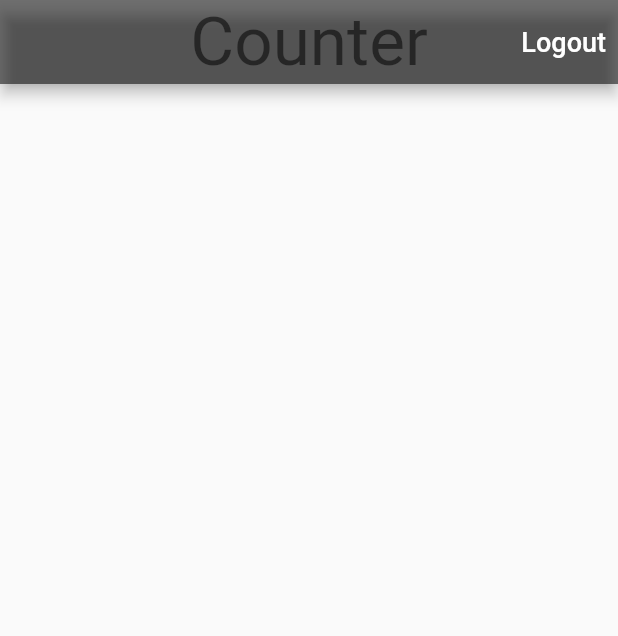
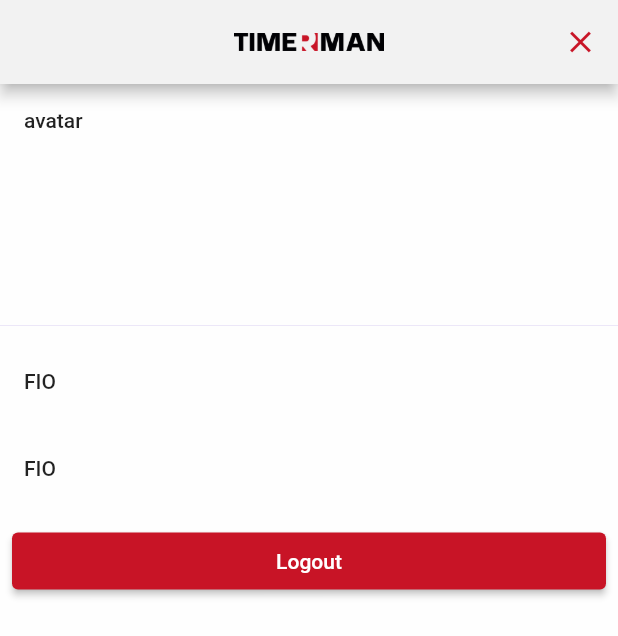
Before and after one commit to aospiridonov/flutter_timerman, a Flutter app: the screen it shows once a user with an empty profile is signed in, with the side drawer open (before the commit the screen has no drawer), on a phone screen of 412 x 824 dp. Shown: the top 636 px of the screen. Run offline on Flutter 3.47's test engine with Material 2 defaults, Android fonts, the phone set to English and light mode, and no system bars; our stand-ins replace bloc, firebase_auth, firebase_core, flutter_bloc, freezed_annotation, google_sign_in; missing offline and left inert: flutter_facebook_auth, flutterfire_ui; accounts and stored records are empty; generated files the repository leaves out were written again; statements that could not run were skipped.

Commit message:
Add bottom navigation bar and drawer

```diff
--- a/lib/app/view/app.dart
+++ b/lib/app/view/app.dart
@@ -5,16 +5,11 @@
 // license that can be found in the LICENSE file or at
 // https://opensource.org/licenses/MIT.
 
-import 'dart:io';
-
 import 'package:flutter/material.dart';
-import 'package:flutter_localizations/flutter_localizations.dart';
+import 'package:flutter_timerman/common/thema.dart';
 import 'package:flutter_timerman/auth/localization/flutter_fire_ui_ru_localizations_delegate.dart';
-import 'package:flutter_timerman/auth/localization/label_overrides.dart';
 import 'package:flutter_timerman/auth/view/auth_gate.dart';
-import 'package:flutter_timerman/counter/counter.dart';
 import 'package:flutter_timerman/l10n/l10n.dart';
-import 'package:flutterfire_ui/auth.dart';
 import 'package:flutterfire_ui/i10n.dart';
 
 class App extends StatelessWidget {
@@ -22,33 +17,9 @@ class App extends StatelessWidget {
 
   @override
   Widget build(BuildContext context) {
-    final String defaultLocale = Platform.localeName;
-
-    print(defaultLocale);
     return MaterialApp(
-      theme: ThemeData(
-        appBarTheme: const AppBarTheme(color: Color(0xFFC81426)),
-        colorScheme: ColorScheme.fromSwatch(
-          accentColor: const Color(0xFFC81426),
-        ),
-        inputDecorationTheme: InputDecorationTheme(
-          border: OutlineInputBorder(
-            borderRadius: BorderRadius.circular(8),
-          ),
-          constraints: const BoxConstraints(maxHeight: 45),
-          //contentPadding: EdgeInsets.zero,
-        ),
-        outlinedButtonTheme: OutlinedButtonThemeData(
-          style: ButtonStyle(
-            padding: MaterialStateProperty.all<EdgeInsets>(
-              const EdgeInsets.all(16),
-            ),
-            backgroundColor:
-                MaterialStateProperty.all<Color>(Color(0xFFC81426)),
-            foregroundColor: MaterialStateProperty.all<Color>(Colors.white),
-          ),
-        ),
-      ),
+      theme: lightTheme,
+      //darkTheme: darkTheme,
       localizationsDelegates: [
         AppLocalizations.delegate,
         GlobalMaterialLocalizations.delegate,
--- a/lib/auth/view/auth_gate.dart
+++ b/lib/auth/view/auth_gate.dart
@@ -30,7 +30,7 @@ class AuthGate extends StatelessWidget {
             headerBuilder: (context, constraints, _) {
               return const HeaderLogo();
             },
-            headerMaxExtent: 250,
+            headerMaxExtent: 220,
             subtitleBuilder: (context, action) {
               return Padding(
                 padding: const EdgeInsets.only(bottom: 1),
@@ -43,10 +43,10 @@ class AuthGate extends StatelessWidget {
             },
             footerBuilder: (context, _) {
               return Padding(
-                padding: EdgeInsets.only(top: 16),
+                padding: const EdgeInsets.only(top: 16),
                 child: Text(
                   l10n.sign_in_term,
-                  style: const TextStyle(color: Colors.grey),
+                  style: const TextStyle(color: Colors.grey, fontSize: 12.0),
                 ),
               );
             },
--- a/lib/auth/view/header_logo.dart
+++ b/lib/auth/view/header_logo.dart
@@ -22,7 +22,7 @@ class HeaderLogo extends StatelessWidget {
           color: const Color.fromRGBO(0, 0, 0, 0.2),
         ),
         Container(
-          margin: EdgeInsets.only(top: 25.0),
+          margin: const EdgeInsets.only(top: 25),
           alignment: Alignment.topCenter,
           child: SizedBox(
             width: 300,
--- /dev/null
+++ b/lib/common/common_widgets/app_bar_title.dart
@@ -0,0 +1,13 @@
+import 'package:flutter/material.dart';
+
+class AppBarTitle extends StatelessWidget {
+  const AppBarTitle({Key? key}) : super(key: key);
+
+  @override
+  Widget build(BuildContext context) {
+    return SizedBox(
+      width: 100,
+      child: Image.asset('assets/images/timerman.png'),
+    );
+  }
+}
--- /dev/null
+++ b/lib/common/thema.dart
@@ -0,0 +1,123 @@
+import 'package:flutter/material.dart';
+
+ThemeData lightTheme = ThemeData(
+  brightness: Brightness.light,
+  visualDensity: const VisualDensity(vertical: 0.5, horizontal: 0.5),
+  primaryColor: const Color(0xffEDD5B3),
+  primaryColorLight: const Color(0x1aF5E0C3),
+  primaryColorDark: const Color(0xff936F3E),
+  canvasColor: Colors.black26.withOpacity(0.1), //nav bar color
+  scaffoldBackgroundColor: const Color(0xffF9F9F9),
+  bottomAppBarColor: const Color(0xff6D42CE),
+  cardColor: const Color(0xaaF5E0C3),
+  dividerColor: const Color(0x1f6D42CE),
+  focusColor: const Color(0x1aF5E0C3),
+  colorScheme: ColorScheme.fromSwatch(
+    primarySwatch: const MaterialColor(
+      0xFFC81426,
+      <int, Color>{
+        50: Color(0x1aF5E0C3),
+        100: Color(0xa1F5E0C3),
+        200: Color(0xaaF5E0C3),
+        300: Color(0xafF5E0C3),
+        400: Color(0xffF5E0C3),
+        500: Color(0xffEDD5B3),
+        600: Color(0xffDEC29B),
+        700: Color(0xffC9A87C),
+        800: Color(0xffB28E5E),
+        900: Color(0xff936F3E)
+      },
+    ),
+  ).copyWith(
+    secondary: const Color(0xff457BE0),
+  ),
+  appBarTheme: const AppBarTheme(
+    color: Color(0xffF2F2F2),
+    centerTitle: true,
+    iconTheme: IconThemeData(
+      color: Color(0xFFC81426),
+    ),
+  ),
+  inputDecorationTheme: InputDecorationTheme(
+    border: OutlineInputBorder(
+      borderRadius: BorderRadius.circular(8),
+    ),
+    //constraints: const BoxConstraints(maxHeight: 45, minHeight: 40),
+    //contentPadding: EdgeInsets.zero,
+  ),
+  outlinedButtonTheme: OutlinedButtonThemeData(
+    style: ButtonStyle(
+      padding: MaterialStateProperty.all<EdgeInsets>(
+        const EdgeInsets.all(15),
+      ),
+      backgroundColor: MaterialStateProperty.all<Color>(
+        const Color(0xFFC81426),
+      ),
+      foregroundColor: MaterialStateProperty.all<Color>(
+        Colors.white,
+      ),
+      textStyle: MaterialStateProperty.all(
+        const TextStyle(
+          fontSize: 18,
+        ),
+      ),
+    ),
+  ),
+);
+
+ThemeData darkTheme = ThemeData(
+    brightness: Brightness.dark,
+    visualDensity: const VisualDensity(vertical: 0.5, horizontal: 0.5),
+    primaryColor: const Color(0xff5D4524),
+    primaryColorLight: const Color(0x1a311F06),
+    primaryColorDark: const Color(0xff936F3E),
+    canvasColor: const Color(0xffE09E45),
+    scaffoldBackgroundColor: const Color(0xffB5BFD3),
+    bottomAppBarColor: const Color(0xff6D42CE),
+    cardColor: const Color(0xaa311F06),
+    dividerColor: const Color(0x1f6D42CE),
+    focusColor: const Color(0x1a311F06),
+    colorScheme: ColorScheme.fromSwatch(
+      primarySwatch: const MaterialColor(
+        0xFFF5E0C3,
+        <int, Color>{
+          50: Color(0x1a5D4524),
+          100: Color(0xa15D4524),
+          200: Color(0xaa5D4524),
+          300: Color(0xaf5D4524),
+          400: Color(0x1a483112),
+          500: Color(0xa1483112),
+          600: Color(0xaa483112),
+          700: Color(0xff483112),
+          800: Color(0xaf2F1E06),
+          900: Color(0xff2F1E06)
+        },
+      ),
+    ).copyWith(secondary: const Color(0xff457BE0)));
+
+ThemeData templateTheme = ThemeData(
+  primaryColor: const Color(0xFFC81426),
+  appBarTheme: const AppBarTheme(color: Colors.black12),
+  colorScheme: ColorScheme.fromSwatch(
+    accentColor: const Color(0xFFC81426),
+  ),
+  inputDecorationTheme: InputDecorationTheme(
+    border: OutlineInputBorder(
+      borderRadius: BorderRadius.circular(8),
+    ),
+    //constraints: const BoxConstraints(maxHeight: 45, minHeight: 40),
+    //contentPadding: EdgeInsets.zero,
+  ),
+  outlinedButtonTheme: OutlinedButtonThemeData(
+    style: ButtonStyle(
+      padding: MaterialStateProperty.all<EdgeInsets>(
+        const EdgeInsets.all(15),
+      ),
+      backgroundColor:
+          MaterialStateProperty.all<Color>(const Color(0xFFC81426)),
+      foregroundColor: MaterialStateProperty.all<Color>(Colors.white),
+      textStyle: MaterialStateProperty.all(const TextStyle(fontSize: 18)),
+    ),
+  ),
+  textTheme: const TextTheme(bodyText2: TextStyle(color: Colors.purple)),
+);
--- a/lib/home/home_page.dart
+++ b/lib/home/home_page.dart
@@ -1,43 +1,90 @@
-import 'package:firebase_auth/firebase_auth.dart';
 import 'package:flutter/material.dart';
-import 'package:flutter_facebook_auth/flutter_facebook_auth.dart';
+import 'package:flutter_timerman/common/common_widgets/app_bar_title.dart';
+import 'package:flutter_timerman/home/view/user_drawer.dart';
 import 'package:flutter_timerman/l10n/l10n.dart';
-import 'package:google_sign_in/google_sign_in.dart';
+import 'package:flutter_timerman/src/feature/events/widget/events_page.dart';
+import 'package:flutter_timerman/src/feature/results/widget/results_page.dart';
 
-class HomePage extends StatelessWidget {
+class HomePage extends StatefulWidget {
   const HomePage({Key? key}) : super(key: key);
 
   @override
-  Future<void> signOut() async {
-    await GoogleSignIn().signOut();
-    await FacebookAuth.instance.logOut();
-    await FirebaseAuth.instance.signOut();
+  State<HomePage> createState() => _HomePageState();
+}
+
+class _HomePageState extends State<HomePage> {
+  List<Widget> _pages = [];
+  int _selectedIndex = 0;
+
+  @override
+  void initState() {
+    _pages = const [
+      EventsPage(),
+      ResultsPage(),
+    ];
+
+    super.initState();
   }
 
   @override
   Widget build(BuildContext context) {
-    final l10n = context.l10n;
     return Scaffold(
       appBar: AppBar(
-        backgroundColor: Colors.black54,
         centerTitle: true,
-        title: Text(
-          l10n.counterAppBarTitle,
-          style: Theme.of(context).textTheme.headline3,
-        ),
-        actions: [
-          TextButton(
-            onPressed: signOut,
-            child: const Text(
-              'Logout',
-              style: TextStyle(
-                color: Colors.white,
-                fontSize: 18.0,
-              ),
+        title: const AppBarTitle(),
+        actions: const [
+          IconButton(
+            onPressed: null,
+            icon: Icon(
+              Icons.notifications_none,
+              //color: Colors.grey,
             ),
+            enableFeedback: false,
           ),
         ],
+        leading: Builder(
+          builder: (context) {
+            return IconButton(
+              icon: const Icon(Icons.menu),
+              onPressed: () {
+                Scaffold.of(context).openDrawer();
+              },
+            );
+          },
+        ),
       ),
+      drawer: const UserDrawer(),
+      bottomNavigationBar: _buildBottomNavigationBar(context),
+      body: _pages[_selectedIndex],
+    );
+  }
+
+  void _selectPage(int index) {
+    setState(() {
+      _selectedIndex = index;
+    });
+  }
+
+  BottomNavigationBar _buildBottomNavigationBar(BuildContext context) {
+    final l10n = context.l10n;
+    return BottomNavigationBar(
+      currentIndex: _selectedIndex,
+      onTap: _selectPage,
+      items: [
+        BottomNavigationBarItem(
+          icon: const Icon(
+            Icons.event,
+          ),
+          label: l10n.events_title,
+        ),
+        BottomNavigationBarItem(
+          icon: const Icon(
+            Icons.bar_chart,
+          ),
+          label: l10n.results_title,
+        ),
+      ],
+      elevation: 0,
     );
   }
 }
--- /dev/null
+++ b/lib/home/view/user_drawer.dart
@@ -0,0 +1,62 @@
+import 'package:firebase_auth/firebase_auth.dart';
+import 'package:flutter/material.dart';
+import 'package:flutter_facebook_auth/flutter_facebook_auth.dart';
+import 'package:flutter_timerman/common/common_widgets/app_bar_title.dart';
+import 'package:google_sign_in/google_sign_in.dart';
+
+class UserDrawer extends StatelessWidget {
+  const UserDrawer({Key? key}) : super(key: key);
+
+  @override
+  Future<void> _signOut() async {
+    await GoogleSignIn().signOut();
+    await FacebookAuth.instance.logOut();
+    await FirebaseAuth.instance.signOut();
+  }
+
+  @override
+  Widget build(BuildContext context) {
+    return Scaffold(
+      appBar: AppBar(
+        centerTitle: true,
+        title: const AppBarTitle(),
+        actions: [
+          IconButton(
+            onPressed: () {
+              Scaffold.of(context).openEndDrawer();
+            },
+            icon: const Icon(
+              Icons.close,
+            ),
+            //color: Colors.black,
+          ),
+        ],
+        automaticallyImplyLeading: false,
+      ),
+      body: Container(
+        color: Colors.white70.withOpacity(0.9),
+        child: ListView(
+          padding: EdgeInsets.zero,
+          children: [
+            const DrawerHeader(
+              child: Text('avatar'),
+            ),
+            const ListTile(
+              title: Text('FIO'),
+            ),
+            const ListTile(
+              title: Text('FIO'),
+            ),
+            Padding(
+              padding: const EdgeInsets.all(8.0),
+              child: ElevatedButton(
+                onPressed: _signOut,
+                child: const Text('Logout'),
+              ),
+            )
+          ],
+        ),
+      ),
+    );
+  }
+}
--- a/lib/l10n/arb/app_en.arb
+++ b/lib/l10n/arb/app_en.arb
@@ -6,5 +6,10 @@
     },
     "welcome_sign_in": "Welcome to FlutterFire UI! Please sign in to continue.",
     "welcome_register" : "Welcome to FlutterFire UI! Please create an account to continue",
-    "sign_in_term" :"By signing in, you agree to our terms and conditions."
+    "sign_in_term" :"By signing in, you agree to our terms and conditions.",
+    "events_title" : "Events",
+    "event_title" : "Event",
+    "about_event" : " About the event",
+    "results_title" : "Results",
+    "my_result_title" : "My results"
 }
--- a/lib/l10n/arb/app_ru.arb
+++ b/lib/l10n/arb/app_ru.arb
@@ -6,5 +6,10 @@
     },
     "welcome_sign_in": "Добро пожаловать! Пожалуйста, войдите, чтобы продолжить.",
     "welcome_register" : "Добро пожаловать! Пожалуйста, создайте учетную запись, чтобы продолжить.",
-    "sign_in_term" :"Выполняя вход, вы соглашаетесь с нашими условиями."
+    "sign_in_term" :"Выполняя вход, вы соглашаетесь с нашими условиями.",
+    "events_title" : "События",
+    "event_title" : "Событие",
+    "about_event" : " О соревновании",
+    "results_title" : "Результаты",
+    "my_result_title" : "Мои результаты"
 }
--- /dev/null
+++ b/lib/src/feature/events/widget/events_page.dart
@@ -0,0 +1,17 @@
+import 'package:flutter/material.dart';
+
+class EventsPage extends StatelessWidget {
+  const EventsPage({Key? key}) : super(key: key);
+
+  @override
+  Widget build(BuildContext context) {
+    return SingleChildScrollView(
+      child: Container(
+        padding: const EdgeInsets.all(8),
+        child: const Text(
+          'events page',
+        ),
+      ),
+    );
+  }
+}
--- a/pubspec.yaml
+++ b/pubspec.yaml
@@ -23,7 +23,8 @@ dependencies:
   freezed_annotation: ^1.1.0
   intl: ^0.17.0
 
-  json_serializable: ^6.1.4
+  json_annotation: ^4.4.0
+
   pull_to_refresh: ^2.0.0
   flutterfire_ui: ^0.3.4
 
@@ -39,6 +40,7 @@ dev_dependencies:
   freezed: ">=1.0.0 <1.1.1"
   mocktail: ^0.2.0
   very_good_analysis: ^2.4.0
+  json_serializable: ^6.1.4
 
 
 flutter:
```
Also changed, not shown: analysis_options.yaml (+7 -0 lines), lib/src/feature/results/widget/results_page.dart (added, +17 -0 lines), lib/src/feature/user/model/sports_integration.dart (added, +22 -0 lines), lib/src/feature/user/model/user_entity.dart (added, +25 -0 lines), pubspec.lock, 1 other file.
